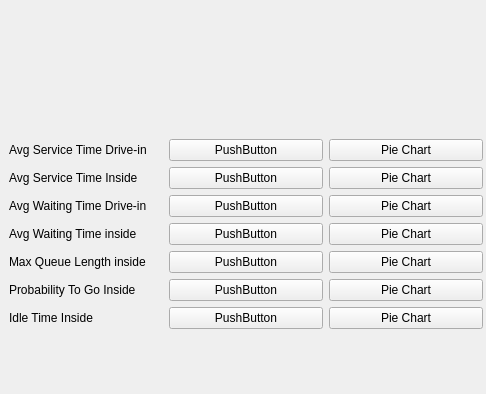
Above: chartwindow.ui from ragrag/Queue-Simulation-QT before the change; both pictures show x 0 to 486 and y 0 to 394 of the 652 by 490 pixel window. Below: the same form after it.
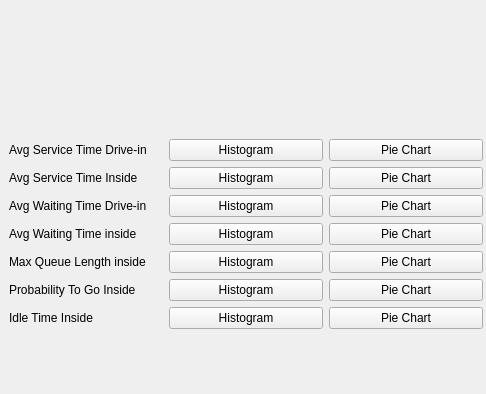
That is the form after the change.

What changed in the file:
```diff
--- a/chartwindow.ui
+++ b/chartwindow.ui
@@ -29,7 +29,7 @@
         <item>
          <widget class="QPushButton" name="svcDBarBtn">
           <property name="text">
-           <string>PushButton</string>
+           <string>Histogram</string>
           </property>
          </widget>
         </item>
@@ -61,7 +61,7 @@
         <item>
          <widget class="QPushButton" name="svcIBarBtn">
           <property name="text">
-           <string>PushButton</string>
+           <string>Histogram</string>
           </property>
          </widget>
         </item>
@@ -93,7 +93,7 @@
         <item>
          <widget class="QPushButton" name="waitDBarBtn">
           <property name="text">
-           <string>PushButton</string>
+           <string>Histogram</string>
           </property>
          </widget>
         </item>
@@ -125,7 +125,7 @@
         <item>
          <widget class="QPushButton" name="waitIBarBtn">
           <property name="text">
-           <string>PushButton</string>
+           <string>Histogram</string>
           </property>
          </widget>
         </item>
@@ -157,7 +157,7 @@
         <item>
          <widget class="QPushButton" name="qlBarBtn">
           <property name="text">
-           <string>PushButton</string>
+           <string>Histogram</string>
           </property>
          </widget>
         </item>
@@ -189,7 +189,7 @@
         <item>
          <widget class="QPushButton" name="probBarBtn">
           <property name="text">
-           <string>PushButton</string>
+           <string>Histogram</string>
           </property>
          </widget>
         </item>
@@ -221,7 +221,7 @@
         <item>
          <widget class="QPushButton" name="idleBarBtn">
           <property name="text">
-           <string>PushButton</string>
+           <string>Histogram</string>
           </property>
          </widget>
         </item>
```
